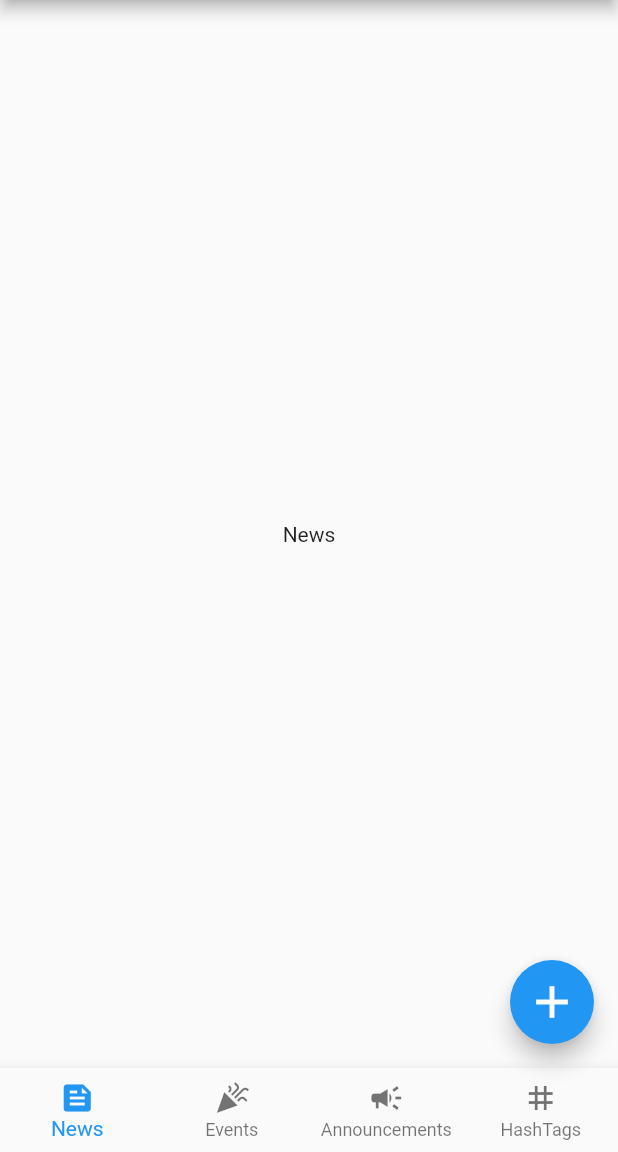
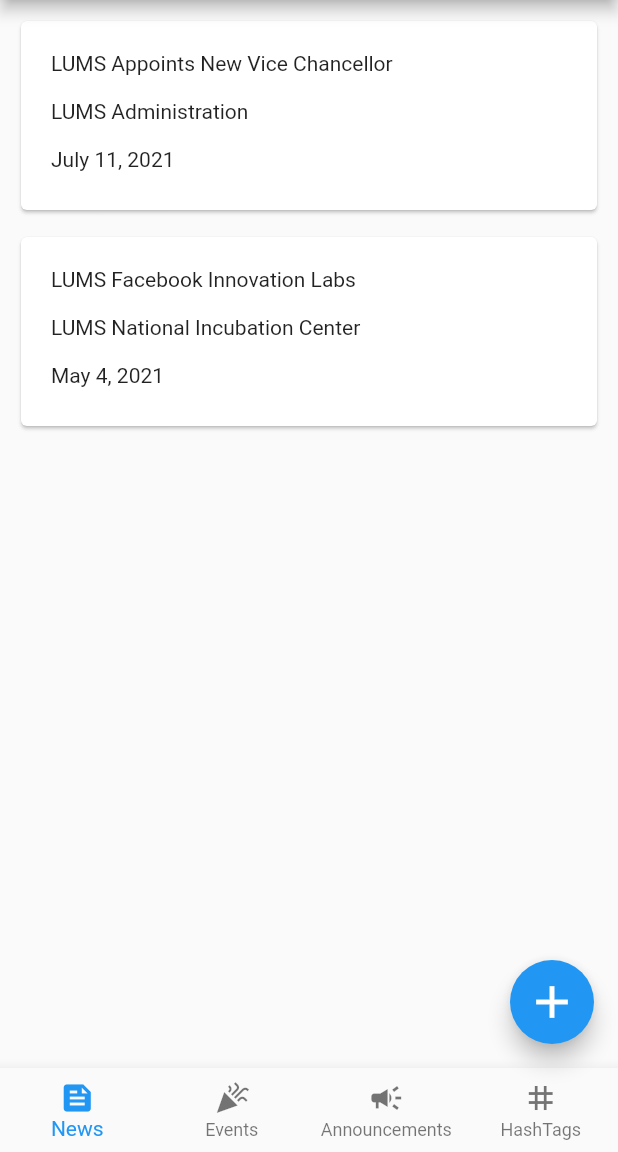
Before and after one commit to uzair9/campus-connect, a Flutter app: the Home screen opened by its route, in the side drawer, after a tap on the "add" icon, on a phone screen of 412 x 824 dp, the part 84-1236 px from its top. Run offline on Flutter 3.47's test engine with Material 2 defaults, Android fonts, the phone set to English and light mode, and no system bars.

Commit message:
Mapping + custom card implemented for News

```diff
--- /dev/null
+++ b/lib/db/local_db.dart
@@ -0,0 +1,35 @@
+Map database = {
+	'campusConnect': {
+		'enrolledStudents': {
+			'22100031': {
+				'password': '123'
+			},
+			'22100032': {
+				'password': '1234'
+			}
+		},
+		'news': [
+			{
+				'title': 'LUMS Appoints New Vice Chancellor',
+				'body': 'Prior to his current role as Vice Chancellor LUMS, Dr. Arshad Ahmad served as Vice Provost, Teaching and Learning, and Director of the MacPherson Institute at McMaster University in Canada. He is also Chair of Teaching and Learning Canada, former President of Society for Teaching and Learning in Higher Education and former Vice President of International Consortium of Educational Developers. Dr. Ahmad completed his MBA and later PhD in Educational Psychology at McGill University, won a lifetime 3M National Teaching Fellowship in 1992 and was a professor of finance at Concordia and McMaster Universities. His research interests are in student evaluations of teaching, approaches to teaching, teaching philosophies and student partnerships.',
+				'author': 'LUMS Administration',
+				'date': 'July 11, 2021'
+			},
+			{
+				'title': 'LUMS Facebook Innovation Labs',
+				'body': 'Welcome to Facebook Innovation Lab Pakistan, a tech space for innovation where ideas can grow and flourish.In partnership with Ignite National Technology Fund, we’re building a community driven by the thirst for innovation. Explore our Virtual Reality Lab, which provides support to VR-focused start-ups and opportunities to create positive impact together.The future of Pakistan is bright. Join our community of innovators, and let your start-up make its mark upon our country, then the world',
+				'author': 'LUMS National Incubation Center',
+				'date': 'May 4, 2021'
+			},
+		],
+		'events': [
+
+		],
+		'announcements': [
+
+		],
+		'hashtags': [
+
+		]
+	}
+};
--- a/lib/main.dart
+++ b/lib/main.dart
@@ -1,11 +1,15 @@
 import 'package:flutter/material.dart';
 import 'package:campus_connect/pages/home.dart';
 import 'package:campus_connect/pages/signin.dart';
+import 'package:campus_connect/pages/my_account.dart';
+import 'package:campus_connect/pages/about_us.dart';
 
 void main() => runApp(MaterialApp(
 	// initialRoute: '/home',
 	routes: {
 		'/': (context) => const SignIn(),
-		'/home': (context) => const Home()
+		'/home': (context) => const Home(),
+		'/account': (context) => const Account(),
+		'/about': (context) => const About(),
 	},
 ));
--- a/lib/pages/all_news.dart
+++ b/lib/pages/all_news.dart
@@ -1,15 +1,17 @@
 import 'package:flutter/material.dart';
+import 'package:campus_connect/db/local_db.dart';
+import 'package:campus_connect/widgets/card_widget.dart';
 
 class News extends StatelessWidget {
 	const News({ Key? key }) : super(key: key);
 
 	@override
 	Widget build(BuildContext context) {
-		return(const Scaffold(
-			body: Center(
-				child: Text('News')
-			),
-		)
-		);
+		return(Scaffold(
+			body: Column(
+					children: database['campusConnect']['news'].map<Widget>( (item) =>
+						CustomCard( title: item['title'], body: item['body'], author: item['author'], date: item['date'] )).toList()
+				),
+		));
 	}
 }
--- a/lib/pages/home.dart
+++ b/lib/pages/home.dart
@@ -60,7 +60,7 @@ class _HomeState extends State<Home> {
 			drawer: const CustomDrawer(),
 			body: childrenList[currentTab],
 			floatingActionButton: FloatingActionButton(
-				onPressed: () => print('Add New News'),
+				onPressed: () => {},
 				child: const Icon(
 					Icons.add,
 					size: 36,
--- /dev/null
+++ b/lib/widgets/card_widget.dart
@@ -0,0 +1,31 @@
+import 'package:flutter/material.dart';
+
+class CustomCard extends StatelessWidget {
+  const CustomCard({
+    Key? key,
+    required this.title, required this.body,
+    required this.author, required this.date,
+  }) : super(key: key);
+
+  final String title, body, author, date;
+
+  @override
+  Widget build(BuildContext context) {
+		return Padding(
+			padding: const EdgeInsets.fromLTRB(10, 10, 10, 0.0),
+			child: (Card(
+				child: Padding(
+					padding: const EdgeInsets.fromLTRB(20, 20, 20, 10),
+					child: Column(
+						crossAxisAlignment: CrossAxisAlignment.stretch,
+						children: [
+							Text('$title \n'),
+							Text('$author \n'),
+							Text('$date \n'),
+						],
+					),
+				)
+			)),
+		);
+	}
+}
--- a/lib/widgets/drawer_widget.dart
+++ b/lib/widgets/drawer_widget.dart
@@ -5,21 +5,18 @@ class CustomDrawer extends StatelessWidget {
 
 	@override
 	Widget build(BuildContext context) {
-		return Container(
-			child: Drawer(
+		return Drawer(
 			child: Column(
 				crossAxisAlignment: CrossAxisAlignment.stretch,
 				children: [
 					Container(
 						height: 300,
-							child: DrawerHeader(
+						child: const DrawerHeader(
 							decoration: BoxDecoration(
 								color: Colors.blue,
 
 							),
-							child: CircleAvatar(
-								// backgroundImage: AssetImage('assets/images/'),
-							),
+							child: CircleAvatar(),
 						),
 					),
 					Padding(
@@ -32,7 +29,7 @@ class CustomDrawer extends StatelessWidget {
 								),
 								const SizedBox(width: 7),
 								InkWell(
-										onTap: () => print('Profile'),
+									onTap: () => Navigator.pushNamed(context, '/account'),
 									child: const Text('My Account'),
 								),
 							],
@@ -48,7 +45,7 @@ class CustomDrawer extends StatelessWidget {
 								),
 								const SizedBox(width: 7),
 								InkWell(
-										onTap: () => print('About Us'),
+									onTap: () => Navigator.pushNamed(context, '/about'),
 									child: const Text('About Us'),
 								),
 							],
@@ -68,7 +65,7 @@ class CustomDrawer extends StatelessWidget {
 								),
 								const SizedBox(width: 7),
 								InkWell(
-										onTap: () => print('Log Out'),
+									onTap: () => {},
 									child: const Text('Log Out'),
 								),
 							],
@@ -76,7 +73,6 @@ class CustomDrawer extends StatelessWidget {
 					),
 				]
 			),
-			),
 		);
 	}
 }
--- a/pubspec.yaml
+++ b/pubspec.yaml
@@ -34,6 +34,8 @@ dependencies:
   # The following adds the Cupertino Icons font to your application.
   # Use with the CupertinoIcons class for iOS style icons.
   cupertino_icons: ^1.0.2
+  # firebase_auth: ^2.0.0
+  # cloud_firestore: ^2.3.0
 
 dev_dependencies:
   flutter_test:
@@ -51,7 +53,6 @@ dev_dependencies:
 
 # The following section is specific to Flutter.
 flutter:
-
   # The following line ensures that the Material Icons font is
   # included with your application, so that you can use the icons in
   # the material Icons class.
```
Also changed, not shown: lib/pages/about_us.dart (added, +17 -0 lines), lib/pages/my_account.dart (added, +17 -0 lines), lib/pages/signin.dart (+9 -18 lines), lib/db/firebase_connection.dart (deleted), lib/db/global_local_db.dart (deleted), lib/pages/splash.dart (added), lib/pages/splash_load.dart (deleted), 5 other files. Lines whose indentation alone changed are shown as unchanged.
